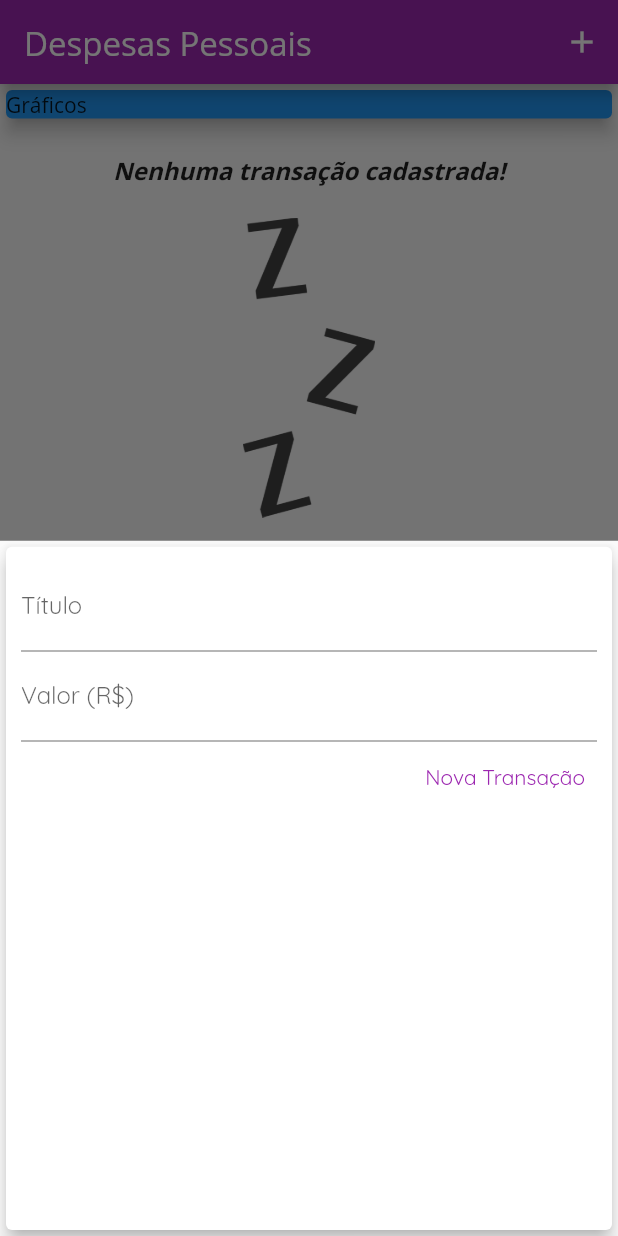
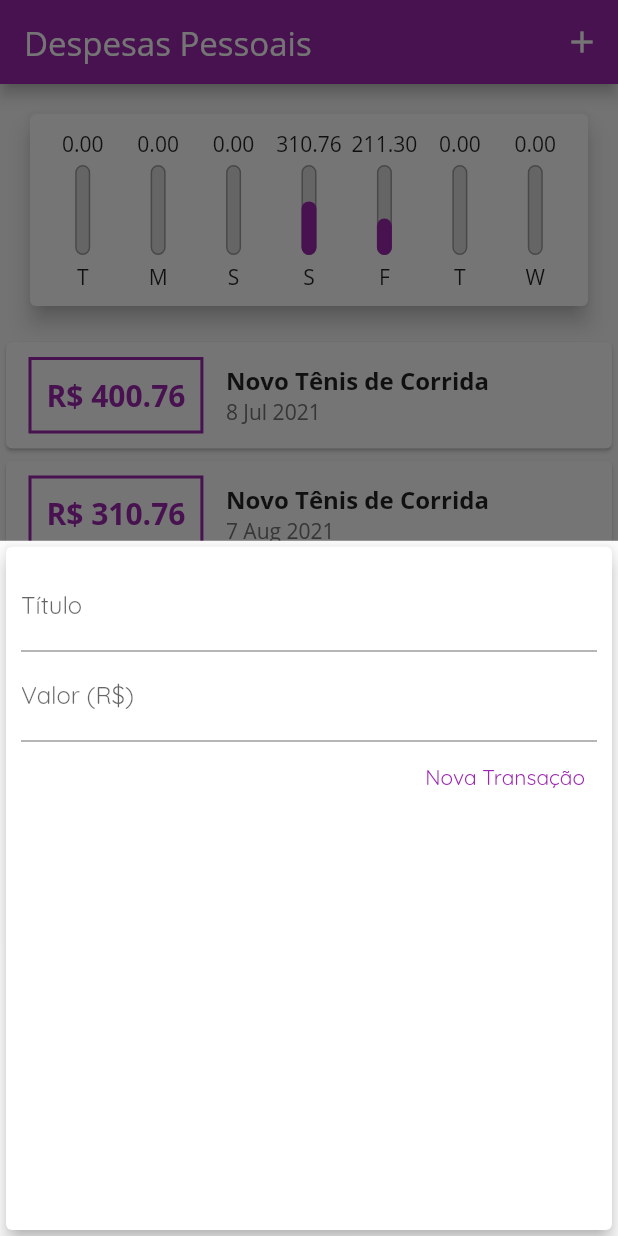
Before and after one commit to dorathoto/flutter_despesasPessoais, a Flutter app: the screen it shows after launch, after a tap on the "add" icon, on a phone screen of 412 x 824 dp. Run offline on Flutter 3.47's test engine with Material 2 defaults, Android fonts, the phone set to English and light mode, and no system bars.

Commit message:
feat: chart funcional basico

```diff
--- /dev/null
+++ b/lib/components/chart.dart
@@ -0,0 +1,67 @@
+import 'package:expenses/components/chart_bar.dart';
+import 'package:expenses/models/transaction.dart';
+import 'package:intl/intl.dart';
+import 'package:flutter/material.dart';
+
+class Chart extends StatelessWidget {
+  final List<Transaction> recentTransaction;
+
+  Chart(this.recentTransaction);
+
+  List<Map<String, Object>> get groupedTransactions {
+    return List.generate(7, (index) {
+      final weekDay = DateTime.now().subtract(Duration(days: index));
+
+      double totalSum = 0.00;
+
+      for (var i = 0; i < recentTransaction.length; i++) {
+        bool sameDay = recentTransaction[i].date.day == weekDay.day;
+        bool sameMonth = recentTransaction[i].date.month == weekDay.month;
+        bool sameYear = recentTransaction[i].date.year == weekDay.year;
+
+        if (sameDay && sameMonth && sameYear) {
+          totalSum += recentTransaction[i].value;
+        }
+      }
+
+      print(DateFormat.E().format(weekDay)[0]);
+      print(totalSum);
+
+      return {
+        'day': DateFormat.E().format(weekDay)[0],
+        'value': totalSum,
+      };
+    });
+  }
+
+  double get _weekTotalValue {
+    return groupedTransactions.fold(0.00, (accSum, itemTR) {
+      return accSum + (itemTR['value'] as double);
+    });
+  }
+
+  @override
+  Widget build(BuildContext context) {
+    groupedTransactions;
+    return Card(
+      elevation: 6,
+      margin: EdgeInsets.all(20),
+      child: Padding(
+        padding: const EdgeInsets.all(10),
+        child: Row(
+          mainAxisAlignment: MainAxisAlignment.spaceAround,
+          children: groupedTransactions.map((tr) {
+            return Flexible(
+              fit: FlexFit.tight,
+              child: ChartBar(
+                label: tr['day'].toString(),
+                value: tr['value'] as double,
+                percentage: (tr['value'] as double) / _weekTotalValue,
+              ),
+            );
+          }).toList(),
+        ),
+      ),
+    );
+  }
+}
--- /dev/null
+++ b/lib/components/chart_bar.dart
@@ -0,0 +1,53 @@
+import 'package:flutter/material.dart';
+
+class ChartBar extends StatelessWidget {
+  final String? label;
+  final double? value;
+  final double? percentage;
+
+  ChartBar({
+    this.label,
+    this.value,
+    this.percentage,
+  });
+
+  @override
+  Widget build(BuildContext context) {
+    return Column(
+      children: <Widget>[
+        FittedBox(child: Text('${value?.toStringAsFixed(2)}')),
+        SizedBox(height: 5),
+        Container(
+          height: 60,
+          width: 10,
+          child: Stack(
+            alignment: Alignment.bottomCenter,
+            children: <Widget>[
+              Container(
+                decoration: BoxDecoration(
+                  border: Border.all(
+                    color: Colors.grey,
+                    width: 1.0,
+                  ),
+                  color: Color.fromRGBO(220, 220, 220, 1),
+                  borderRadius: BorderRadius.circular(5),
+                ),
+              ),
+              FractionallySizedBox(
+                heightFactor: percentage,
+                child: Container(
+                  decoration: BoxDecoration(
+                    color: Theme.of(context).primaryColor,
+                    borderRadius: BorderRadius.circular(5),
+                  ),
+                ),
+              )
+            ],
+          ),
+        ),
+        SizedBox(height: 5),
+        Text(label.toString())
+      ],
+    );
+  }
+}
--- a/lib/components/transaction_list.dart
+++ b/lib/components/transaction_list.dart
@@ -10,7 +10,7 @@ class TransactionList extends StatelessWidget {
   @override
   Widget build(BuildContext context) {
     return Container(
-      height: 300,
+      height: 500,
       child: transactions.isEmpty
           ? Column(
               children: <Widget>[
--- a/lib/main.dart
+++ b/lib/main.dart
@@ -1,3 +1,4 @@
+import 'package:expenses/components/chart.dart';
 import 'package:expenses/components/transaction_form.dart';
 import 'package:flutter/material.dart';
 import 'dart:math';
@@ -45,19 +46,36 @@ class MyHomePage extends StatefulWidget {
 
 class _MyHomePageState extends State<MyHomePage> {
   final List<Transaction> _transactions = [
-    // Transaction(
-    //   id: 't1',
-    //   title: 'Novo Tênis de Corrida',
-    //   value: 310.76,
-    //   date: DateTime.now(),
-    // ),
-    // Transaction(
-    //   id: 't2',
-    //   title: 'Conta de Luz',
-    //   value: 211.30,
-    //   date: DateTime.now(),
-    // ),
+    Transaction(
+      id: 't0',
+      title: 'Novo Tênis de Corrida',
+      value: 400.76,
+      date: DateTime.now().subtract(Duration(days: 33)),
+    ),
+    Transaction(
+      id: 't1',
+      title: 'Novo Tênis de Corrida',
+      value: 310.76,
+      date: DateTime.now().subtract(Duration(days: 3)),
+    ),
+    Transaction(
+      id: 't2',
+      title: 'Conta de Luz',
+      value: 211.30,
+      date: DateTime.now().subtract(Duration(days: 4)),
+    ),
   ];
+
+  List<Transaction> get _recentTransactions {
+    return _transactions
+        .where(
+            (w) => w.date.isAfter(DateTime.now().subtract(Duration(days: 7))))
+        .toList();
+
+    return _transactions.where((tr) {
+      return tr.date.isAfter(DateTime.now().subtract(Duration(days: 7)));
+    }).toList();
+  }
 
   _addTransaction(String title, double value) {
     final newTransaction = Transaction(
@@ -99,14 +117,7 @@ class _MyHomePageState extends State<MyHomePage> {
         child: Column(
           crossAxisAlignment: CrossAxisAlignment.stretch,
           children: <Widget>[
-            Container(
-              width: double.infinity,
-              child: Card(
-                color: Colors.blue,
-                child: Text('Gráficos'),
-                elevation: 5,
-              ),
-            ),
+            Chart(_recentTransactions),
             Column(
               children: <Widget>[
                 TransactionList(_transactions),
```
